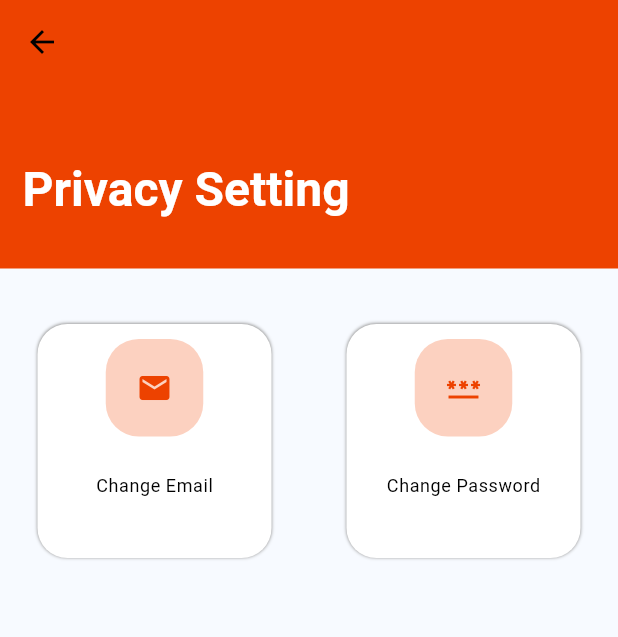
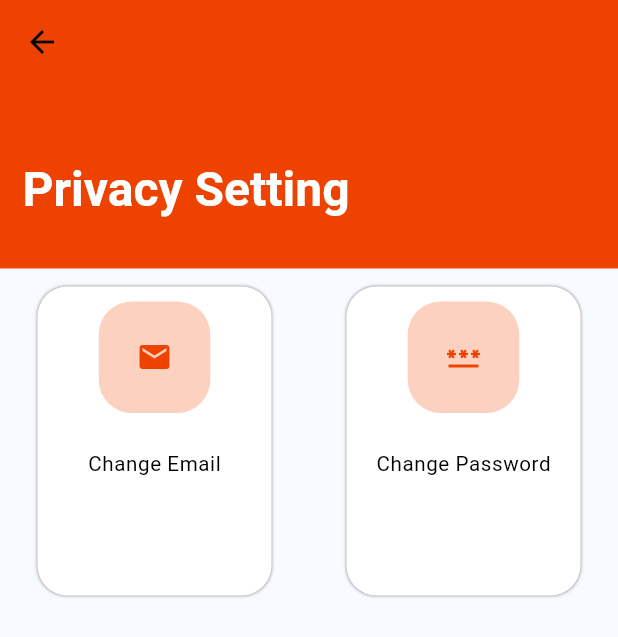
Before and after one commit to mostafamagde/mini_InstaPay, a Flutter app: the PrivacySettingView screen opened by its route, on a phone screen of 412 x 824 dp. Shown: the top 637 px of the screen. Run offline on Flutter 3.47's test engine with Material 3 defaults, Android fonts, the phone set to English and light mode, and no system bars; our stand-ins replace bloc, cached_network_image, dartz, device_preview, dio, flutter_bloc and 6 more; missing offline and left inert: socket_io_client_flutter; accounts and stored records are empty; network calls fail.

Commit message:
fix responsivness

```diff
--- a/lib/core/widgets/custom_small_button.dart
+++ b/lib/core/widgets/custom_small_button.dart
@@ -1,6 +1,6 @@
 import 'package:flutter/material.dart';
 import 'package:untitled2/core/utils/Constants.dart';
-
+import 'package:flutter_screenutil/flutter_screenutil.dart';
 class CustomSmallButton extends StatelessWidget {
   CustomSmallButton({
     super.key,
@@ -8,19 +8,20 @@ class CustomSmallButton extends StatelessWidget {
     required this.icon,
     this.onTap,
     this.padding = 0,
+    this.verticalPadding=0
   });
 
   final String name;
   final IconData icon;
   final void Function()? onTap;
   final double padding;
-
+  final double verticalPadding;
   @override
   Widget build(BuildContext context) {
     var theme = Theme.of(context);
     var media = MediaQuery.of(context).size;
     return Padding(
-      padding: EdgeInsets.all(padding),
+      padding:  EdgeInsets.symmetric(horizontal: padding,vertical: verticalPadding),
       child: InkWell(
         onTap: onTap,
         borderRadius: BorderRadius.circular(17),
@@ -31,7 +32,7 @@ class CustomSmallButton extends StatelessWidget {
             borderRadius: BorderRadius.circular(20),
           ),
           padding: EdgeInsets.only(left: 4,right:4,bottom: 16),
-          width: media.width * .27,
+          width: double.infinity,
           child: Column(
             crossAxisAlignment: CrossAxisAlignment.center,
             children: [
@@ -39,8 +40,8 @@ class CustomSmallButton extends StatelessWidget {
                 height: 10,
               ),
               Container(
-                height: 65,
-                width: 65,
+                height: 65.r,
+                width: 65.r,
                 decoration: BoxDecoration(color: Constants.buttonBackgroundColor, borderRadius: BorderRadius.circular(22)),
                 child: Icon(
                   icon,
@@ -50,13 +51,23 @@ class CustomSmallButton extends StatelessWidget {
               SizedBox(
                 height: 25,
               ),
-              Text(
-                name,
-                maxLines: 1,
-                style: theme.textTheme.bodySmall?.copyWith(
-                  color: Colors.black,
-                  fontSize: 12,
-                ),
+              Row(
+                mainAxisAlignment: MainAxisAlignment.center,
+                children: [
+                  Flexible(
+                    child: FittedBox(
+                      fit: BoxFit.scaleDown,
+                      child: Text(
+                        name,
+                        maxLines: 1,
+                        style: theme.textTheme.bodySmall?.copyWith(
+                          color: Colors.black,
+                          fontSize: 12.sp,
+                        ),
+                      ),
+                    ),
+                  ),
+                ],
               ),
             ],
           ),
```
Also changed, not shown: lib/features/home_view/presentation/views/home_view.dart (+35 -12 lines), lib/features/setting_view/presentation/views/setting_view.dart (+3 -4 lines), lib/features/transaction_module/presentation/views/receive_money_view.dart (+4 -7 lines), lib/features/transaction_module/presentation/views/send_money_view.dart (+5 -7 lines).
